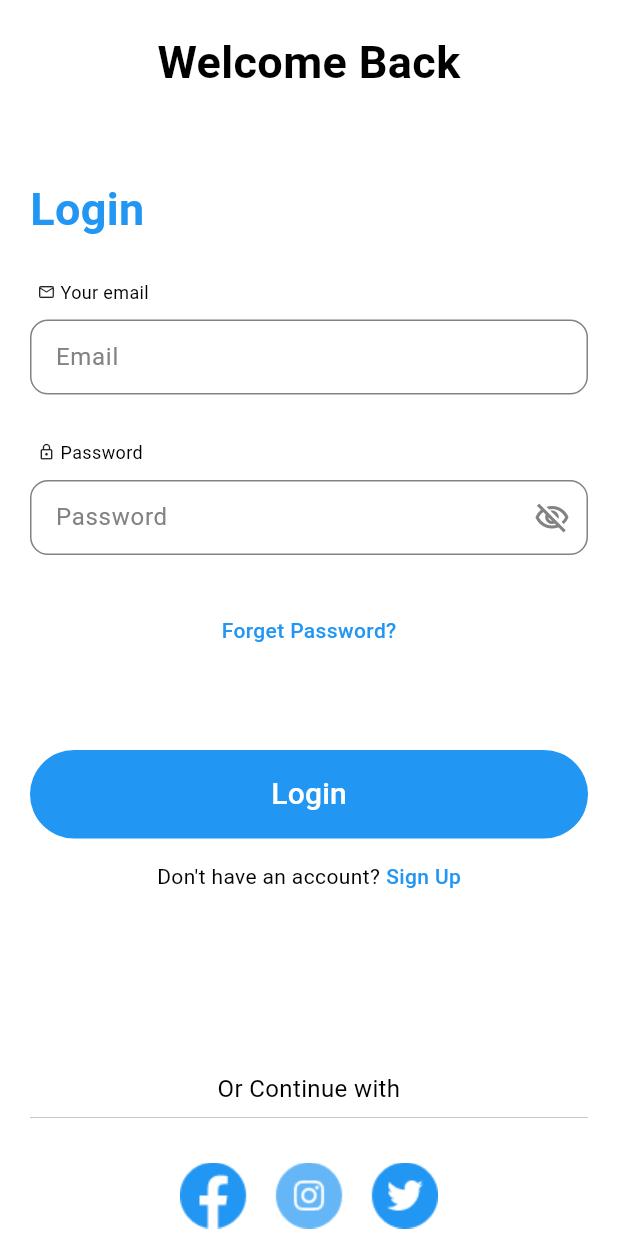
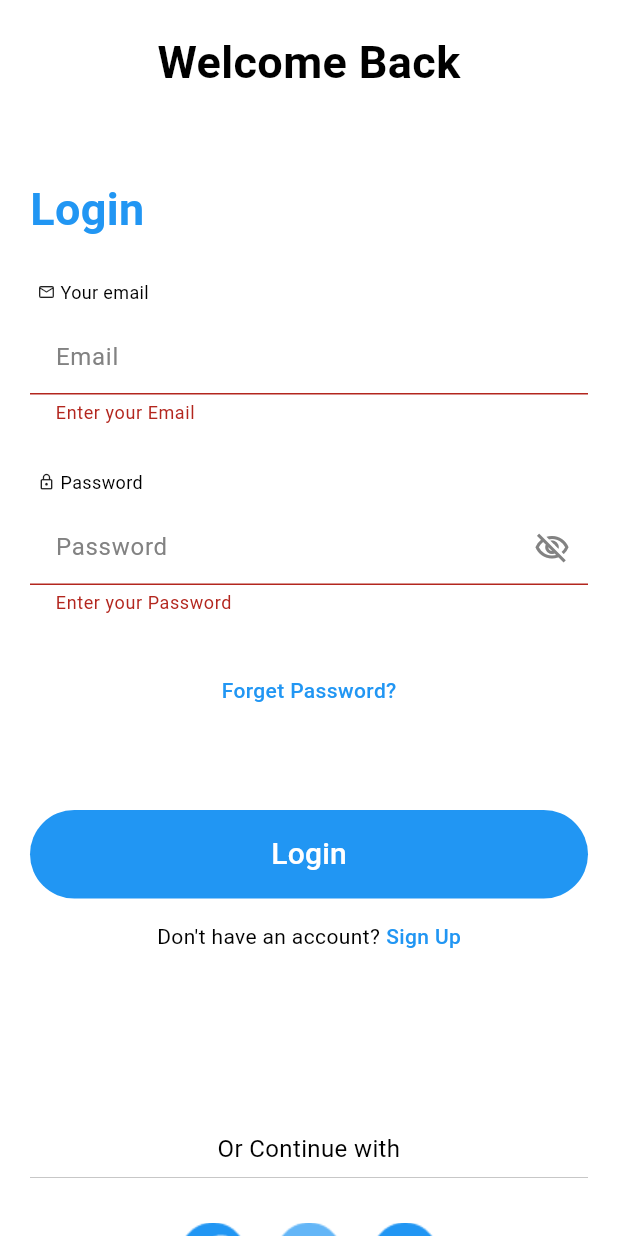
Before and after one commit to OmarAfifi-CSE/Flutter_Projects, a Flutter app: the SigninScreen screen opened directly, after a tap on "Login", on a phone screen of 412 x 824 dp. Run offline on Flutter 3.47's test engine with Material 3 defaults, Android fonts, the phone set to English and light mode, and no system bars.

Commit message:
add validation for MyTextFiled

```diff
--- a/To Do App/lib/componants/my_button.dart
+++ b/To Do App/lib/componants/my_button.dart
@@ -3,7 +3,7 @@
 class MyButton extends StatelessWidget {
   final String button_msg;
   final Icon? button_icon;
-  final Widget? onPressed;
+  final VoidCallback? onPressed;
   final Color bgColor;
   final Color fgColor;
   final double padding;
@@ -26,16 +26,7 @@
       child: SizedBox(
         width: double.infinity,
         child: ElevatedButton.icon(
-          onPressed: () {
-            if (onPressed != null) {
-              Navigator.push(
-                context,
-                MaterialPageRoute(
-                  builder: (e) => onPressed!,
-                ),
-              );
-            }
-          },
+          onPressed: onPressed,
           label: Text(
             button_msg,
             style: const TextStyle(fontSize: 20),
--- a/To Do App/lib/componants/my_textfield.dart
+++ b/To Do App/lib/componants/my_textfield.dart
@@ -4,12 +4,16 @@
   final TextEditingController? controller;
   final String hintText;
   final bool obscureText;
+  final GlobalKey<FormState>? formKey;
+  final String? valMessage;
 
   const MyTextfield({
     Key? key,
     this.controller,
     required this.hintText,
     required this.obscureText,
+    this.formKey,
+    this.valMessage,
   }) : super(key: key);
 
   @override
@@ -18,6 +22,7 @@
 
 class _MyTextfieldState extends State<MyTextfield> {
   late bool _obscureText;
+
 
   @override
   void initState() {
@@ -29,7 +34,15 @@
   Widget build(BuildContext context) {
     return Padding(
       padding: const EdgeInsets.symmetric(horizontal: 0.0),
-      child: TextField(
+      child: Form(
+        key: widget.formKey,
+          child: TextFormField(
+            validator: (value){
+              if(value!.isEmpty){
+                return widget.valMessage;
+              }
+              return null;
+            },
             controller: widget.controller,
             obscureText: _obscureText,
             decoration: InputDecoration(
@@ -63,6 +76,7 @@
                   : null,
             ),
           ),
+      )
     );
   }
 }
--- a/To Do App/lib/screens/signin_screen.dart
+++ b/To Do App/lib/screens/signin_screen.dart
@@ -1,6 +1,8 @@
 import 'package:flutter/material.dart';
+import 'package:to_do_app/screens/profile_screen.dart';
 import '../componants/my_button.dart';
 import '../componants/my_textfield.dart';
+import 'signup_screen.dart';
 
 class SigninScreen extends StatefulWidget {
   const SigninScreen({super.key});
@@ -13,6 +15,8 @@
   // Declare TextEditingControllers for email and password fields
   final TextEditingController _emailController = TextEditingController();
   final TextEditingController _passwordController = TextEditingController();
+  final GlobalKey<FormState> emailState = GlobalKey();
+  final GlobalKey<FormState> passwordState = GlobalKey();
 
   @override
   void dispose() {
@@ -90,6 +94,8 @@
                       controller: _emailController,
                       hintText: 'Email',
                       obscureText: false,
+                      formKey: emailState,
+                      valMessage: "Enter your Email",
                     ),
                     const SizedBox(
                       height: 30,
@@ -123,6 +129,8 @@
                       controller: _passwordController,
                       hintText: 'Password',
                       obscureText: true,
+                      formKey: passwordState,
+                      valMessage: "Enter your Password",
                     ),
                     const SizedBox(
                       height: 40,
@@ -148,29 +156,43 @@
                     ),
 
                     // Sign in button
-                    const MyButton(
+                    MyButton(
                       button_msg: 'Login',
                       bgColor: Colors.blue,
                       fgColor: Colors.white,
-                      onPressed: null,
+
+                      onPressed: (){
+                        emailState.currentState!.validate();
+                        passwordState.currentState!.validate();
+                      },
+
+
+
                       padding: 15,
                       borderRadius: 50,
                     ),
                     const SizedBox(
                       height: 15,
                     ),
-                    const Row(
+                    Row(
                       mainAxisAlignment: MainAxisAlignment.center,
                       children: [
-                        Text(
+                        const Text(
                           "Don't have an account?",
                           style: TextStyle(
                             color: Colors.black,
                           ),
                         ),
-                        SizedBox(width: 4),
+                        const SizedBox(width: 4),
                         InkWell(
-                          child: Text(
+                          onTap: () {
+                            Navigator.push(
+                              context,
+                              MaterialPageRoute(
+                                  builder: (context) => const SignupScreen()),
+                            );
+                          },
+                          child: const Text(
                             'Sign Up',
                             style: TextStyle(
                               color: Colors.blue,
```
Also changed, not shown: To Do App/lib/screens/welcome_screen.dart (+13 -3 lines). Lines whose indentation alone changed are shown as unchanged.
